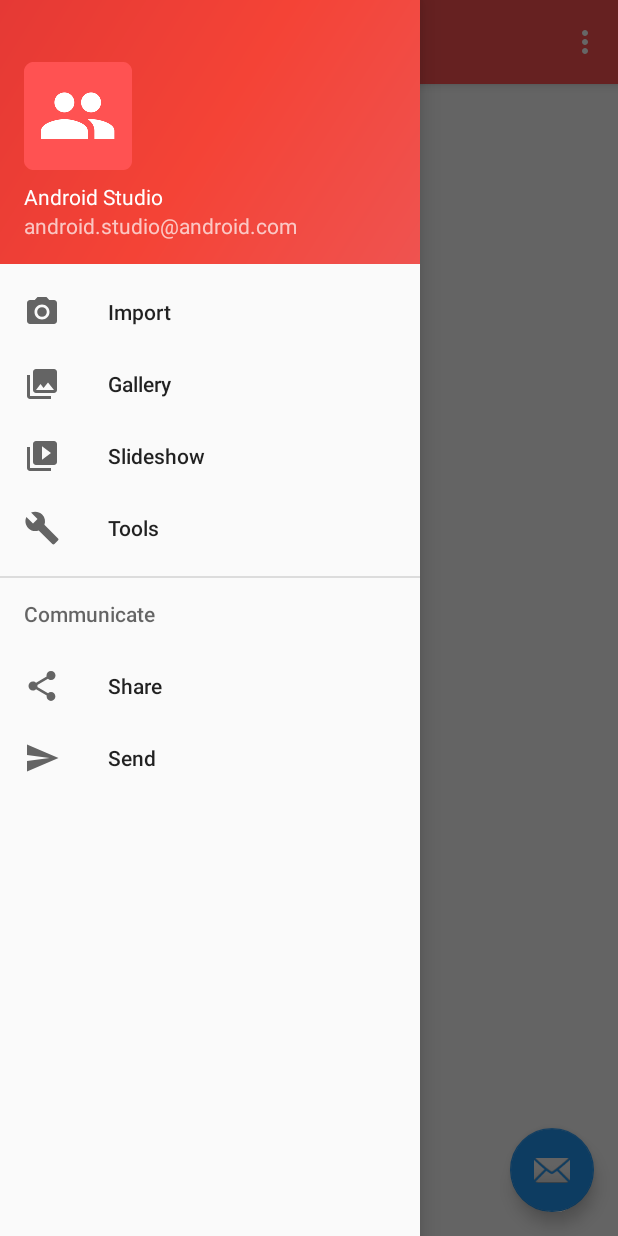
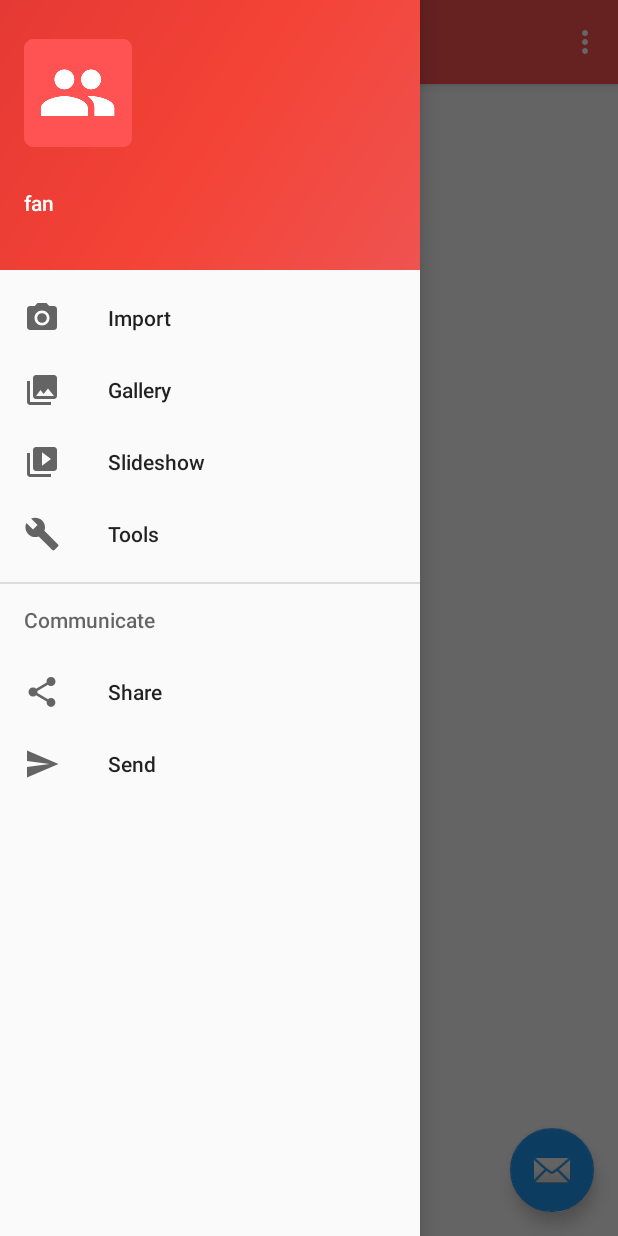
Before and after one commit to prasanna189/FansHub, an Android app: the MainActivity screen opened directly, with no data from a screen before it, with the side drawer open, on a phone screen of 412 x 824 dp. Run offline under Robolectric (Android 15) with nearby library versions, the phone set to English and light mode, and no system bars; our stand-ins replace Firebase (no records; nobody signed in at launch, a user with empty details on screens opened directly); libraries missing offline, so code that uses them is left out: com.firebase.ui.

Commit message:
implemented nav drawer user profile updation

```diff
--- a/app/src/main/java/com/dev/fans/fanshub/MainActivity.java
+++ b/app/src/main/java/com/dev/fans/fanshub/MainActivity.java
@@ -11,9 +11,11 @@ import android.support.v4.widget.DrawerLayout;
 import android.support.v7.app.ActionBarDrawerToggle;
 import android.support.v7.app.AppCompatActivity;
 import android.support.v7.widget.Toolbar;
+import android.util.Log;
 import android.view.Menu;
 import android.view.MenuItem;
 import android.view.View;
+import android.widget.TextView;
 import android.widget.Toast;
 
 import com.firebase.ui.auth.AuthUI;
@@ -34,6 +36,10 @@ public class MainActivity extends AppCompatActivity
     private FirebaseAuth mFirebaseAuth;
     private FirebaseAuth.AuthStateListener mAuthStateListener;
 
+    private NavigationView navigationView;
+    private View header;
+    private TextView username, userrole, useremail;
+
     @Override
     protected void onCreate(Bundle savedInstanceState) {
         super.onCreate(savedInstanceState);
@@ -42,6 +48,7 @@ public class MainActivity extends AppCompatActivity
 
         //intialize firebase components
         mFirebaseAuth = FirebaseAuth.getInstance();
+
 
 
         Toolbar toolbar = findViewById(R.id.toolbar);
@@ -66,6 +73,14 @@ public class MainActivity extends AppCompatActivity
         NavigationView navigationView = findViewById(R.id.nav_view);
         navigationView.setNavigationItemSelectedListener(this);
 
+        //for updating the navigation drawer user data
+        navigationView = findViewById(R.id.nav_view);
+        navigationView.setNavigationItemSelectedListener(this);
+        header = navigationView.getHeaderView(0);
+        username = header.findViewById(R.id.username_tv);
+        userrole = header.findViewById(R.id.userrole_tv);
+        useremail = header.findViewById(R.id.useremail_tv);
+
         //firebase authentication
         mAuthStateListener = new FirebaseAuth.AuthStateListener() {
             @Override
@@ -75,6 +90,7 @@ public class MainActivity extends AppCompatActivity
                     // User is signed in
 //                    Toast.makeText(MainActivity.this, "Welcome fan!", Toast.LENGTH_SHORT).show();
                     onSignedInInitialize(user);
+                    Log.i(TAG, "user signed in");
                 } else {
                     // User is signed out
                     onSignedOutCleanup();
@@ -89,6 +105,8 @@ public class MainActivity extends AppCompatActivity
                                             new AuthUI.IdpConfig.GoogleBuilder().build()))
                                     .build(),
                             RC_SIGN_IN);
+
+                    Log.i(TAG, "user signed out");
                 }
             }
         };
@@ -186,6 +204,10 @@ public class MainActivity extends AppCompatActivity
     }
 
     void onSignedInInitialize(FirebaseUser user) {
+        username.setText(user.getDisplayName());
+        useremail.setText(user.getEmail());
+        //TODO:update user role from the database
+        userrole.setText(R.string.userrole);
     }
 
     void onSignedOutCleanup() {
--- a/app/src/main/res/layout/nav_header_main.xml
+++ b/app/src/main/res/layout/nav_header_main.xml
@@ -13,23 +13,31 @@
     android:theme="@style/ThemeOverlay.AppCompat.Dark">
 
     <ImageView
-        android:id="@+id/imageView"
+        android:id="@+id/userimage_iv"
         android:layout_width="wrap_content"
         android:layout_height="wrap_content"
         android:paddingTop="@dimen/nav_header_vertical_spacing"
         app:srcCompat="@mipmap/ic_launcher_round" />
 
     <TextView
+        android:id="@+id/username_tv"
         android:layout_width="match_parent"
         android:layout_height="wrap_content"
         android:paddingTop="@dimen/nav_header_vertical_spacing"
-        android:text="Android Studio"
-        android:textAppearance="@style/TextAppearance.AppCompat.Body1" />
+        android:text="@string/username"
+        android:textAppearance="@style/TextAppearance.AppCompat.Body2" />
 
     <TextView
-        android:id="@+id/textView"
+        android:id="@+id/userrole_tv"
+        android:layout_width="match_parent"
+        android:layout_height="wrap_content"
+        android:text="@string/userrole"
+        android:textAppearance="@style/TextAppearance.AppCompat.Body2" />
+
+    <TextView
+        android:id="@+id/useremail_tv"
         android:layout_width="wrap_content"
         android:layout_height="wrap_content"
-        android:text="android.studio@android.com" />
+        android:text="@string/useremail" />
 
 </LinearLayout>
--- a/app/src/main/res/values/dimens.xml
+++ b/app/src/main/res/values/dimens.xml
@@ -3,6 +3,6 @@
     <dimen name="activity_horizontal_margin">16dp</dimen>
     <dimen name="activity_vertical_margin">16dp</dimen>
     <dimen name="nav_header_vertical_spacing">8dp</dimen>
-    <dimen name="nav_header_height">176dp</dimen>
+    <dimen name="nav_header_height">180dp</dimen>
     <dimen name="fab_margin">16dp</dimen>
 </resources>
--- a/app/src/main/res/values/strings.xml
+++ b/app/src/main/res/values/strings.xml
@@ -3,7 +3,9 @@
 
     <string name="navigation_drawer_open">Open navigation drawer</string>
     <string name="navigation_drawer_close">Close navigation drawer</string>
-
     <string name="action_settings">Settings</string>
     <string name="action_logout">Log Out</string>
+    <string name="username">fan name</string>
+    <string name="userrole">fan</string>
+    <string name="useremail">fan@fan.com</string>
 </resources>
```
